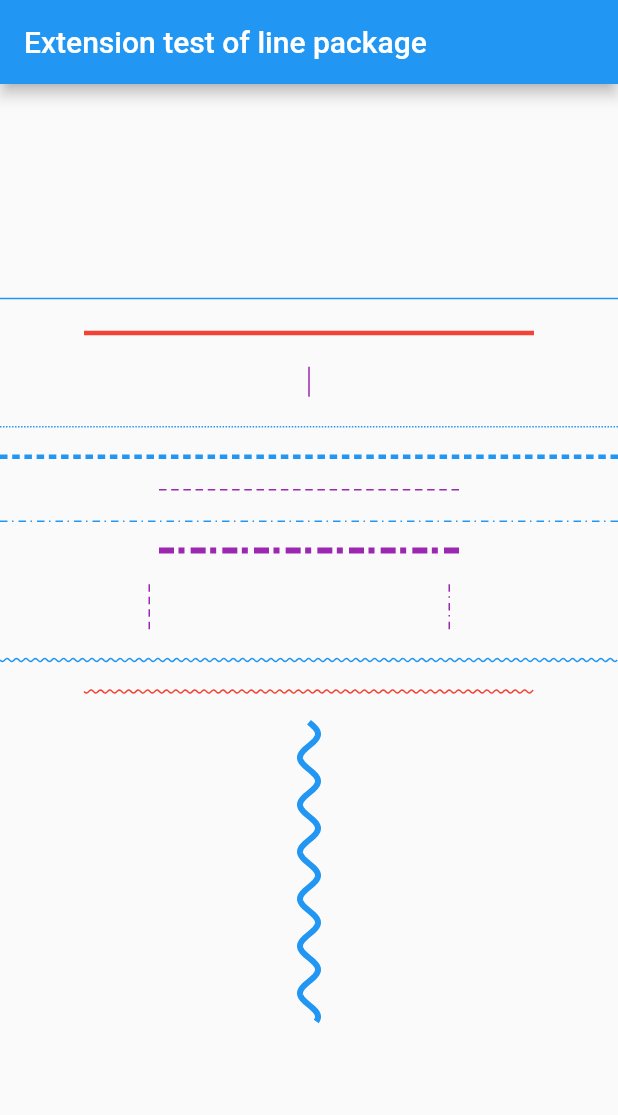
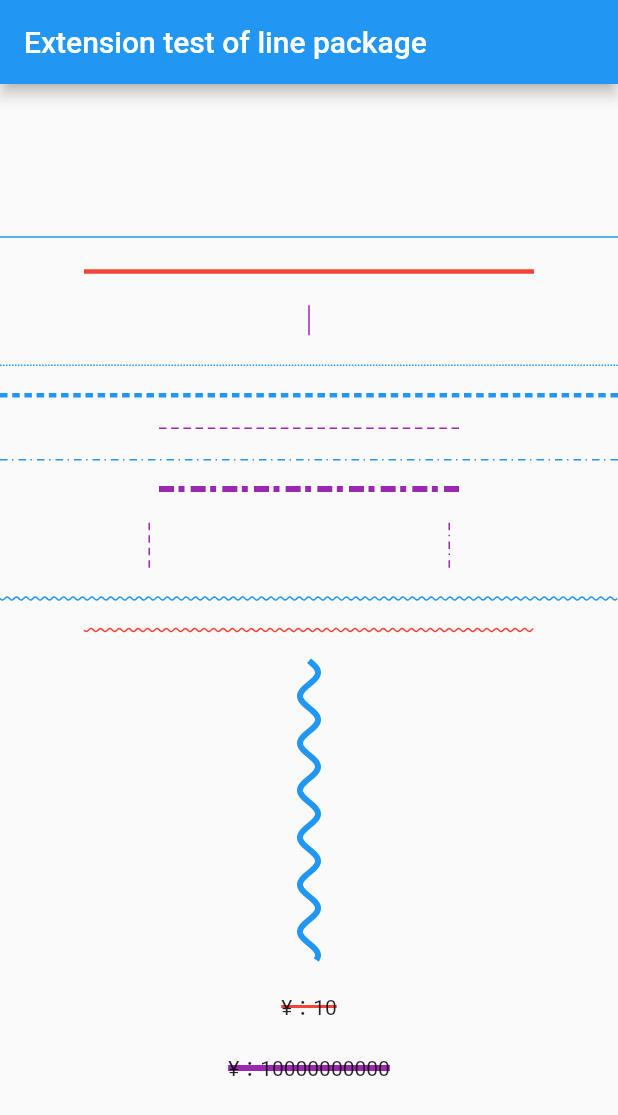
Before and after one commit to zhoushuangjian001/idkit_line, a Flutter app: the screen it shows after launch, on a phone screen of 412 x 824 dp. Shown: the top 1115 px of the screen. Run offline on Flutter 3.47's test engine with Material 2 defaults, Android fonts, the phone set to English and light mode, and no system bars.

Commit message:
细节优化

```diff
--- a/example/lib/main.dart
+++ b/example/lib/main.dart
@@ -121,6 +121,18 @@ class _MyHomePageState extends State<MyHomePage> {
               a: 6,
               w: 0.2,
             ),
+            const SizedBox(height: 20),
+            IDKitLine.delete(
+              child: const Text('¥：10'),
+              thickness: 2,
+              color: Colors.red,
+            ),
+            const SizedBox(height: 20),
+            IDKitLine.delete(
+              child: const Text('¥：10000000000'),
+              thickness: 4,
+              color: Colors.purple,
+            ),
           ],
         ),
       ),
--- a/lib/src/line_config.dart
+++ b/lib/src/line_config.dart
@@ -5,6 +5,7 @@ enum LineType {
   solid,
   dotted,
   wavy,
+  delete,
 }
 
 /// Line drawing position
--- a/lib/src/line_main.dart
+++ b/lib/src/line_main.dart
@@ -22,8 +22,23 @@ class IDKitLine extends StatelessWidget {
     this.dottedType = DottedType.dash,
     this.dashLength,
     this.interval,
+    this.child,
   })  : assert(!(axis == Axis.vertical && height == null), '\nPoint:Draw a line in the vertical direction, the height must be set.'),
         super(key: key);
+
+  /// Factory method for drawing strikethrough
+  factory IDKitLine.delete({
+    Key? key,
+    double? thickness,
+    Color? color,
+    Widget? child,
+  }) =>
+      IDKitLine(
+        key: key,
+        thickness: thickness,
+        color: color,
+        child: child,
+      );
 
   /// Factory method of solid line
   factory IDKitLine.solid({
@@ -158,6 +173,8 @@ class IDKitLine extends StatelessWidget {
   /// Space between dotted elements
   final double? interval;
 
+  final Widget? child;
+
   @override
   Widget build(BuildContext context) {
     return SizedBox(
@@ -171,9 +188,22 @@ class IDKitLine extends StatelessWidget {
           } else if (constraints.isNormalized) {
             painterSize = Size(constraints.maxWidth, constraints.maxHeight == double.infinity ? 1 : constraints.maxHeight);
           }
+          final bool isForeground = type == LineType.delete;
           return CustomPaint(
             size: painterSize,
-            painter: LinePainter(
+            foregroundPainter: isForeground
+                ? LinePainter(
+                    context,
+                    type: LineType.solid,
+                    axis: Axis.horizontal,
+                    align: LineAlign.center,
+                    thickness: thickness,
+                    color: color,
+                  )
+                : null,
+            painter: isForeground
+                ? null
+                : LinePainter(
                     context,
                     type: type,
                     axis: axis,
@@ -187,6 +217,7 @@ class IDKitLine extends StatelessWidget {
                     dashLength: dashLength,
                     interval: interval,
                   ),
+            child: child,
           );
         },
       ),
```
Also changed, not shown: 2 other files. Lines whose indentation alone changed are shown as unchanged.
